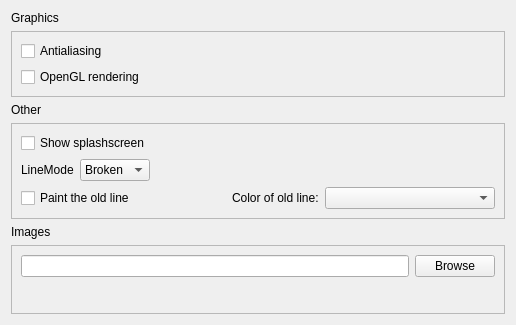
Above: qrgui/dialogs/preferencesPages/miscellaniousPage.ui from qreal/qreal before the change. Below: the same form after it.
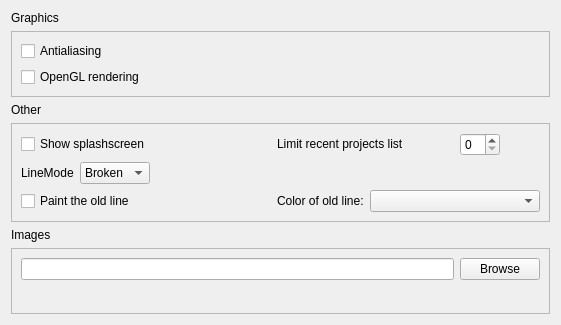
That is the form after the change.

```diff
--- a/qrgui/dialogs/preferencesPages/miscellaniousPage.ui
+++ b/qrgui/dialogs/preferencesPages/miscellaniousPage.ui
@@ -6,7 +6,7 @@
    <rect>
     <x>0</x>
     <y>0</y>
-    <width>516</width>
+    <width>561</width>
     <height>325</height>
    </rect>
   </property>
@@ -149,6 +149,70 @@
         </property>
        </spacer>
       </item>
+      <item row="0" column="2" colspan="2">
+       <layout class="QHBoxLayout" name="horizontalLayout_4">
+        <property name="spacing">
+         <number>5</number>
+        </property>
+        <property name="sizeConstraint">
+         <enum>QLayout::SetDefaultConstraint</enum>
+        </property>
+        <property name="topMargin">
+         <number>0</number>
+        </property>
+        <property name="rightMargin">
+         <number>0</number>
+        </property>
+        <item>
+         <widget class="QLabel" name="label_9">
+          <property name="sizePolicy">
+           <sizepolicy hsizetype="Preferred" vsizetype="Maximum">
+            <horstretch>0</horstretch>
+            <verstretch>0</verstretch>
+           </sizepolicy>
+          </property>
+          <property name="text">
+           <string>Limit recent projects list</string>
+          </property>
+          <property name="wordWrap">
+           <bool>true</bool>
+          </property>
+         </widget>
+        </item>
+        <item>
+         <widget class="QSpinBox" name="recentProjectsLimitSpinBox">
+          <property name="sizePolicy">
+           <sizepolicy hsizetype="Fixed" vsizetype="Fixed">
+            <horstretch>0</horstretch>
+            <verstretch>0</verstretch>
+           </sizepolicy>
+          </property>
+          <property name="maximumSize">
+           <size>
+            <width>40</width>
+            <height>16777215</height>
+           </size>
+          </property>
+         </widget>
+        </item>
+        <item>
+         <spacer name="horizontalSpacer_2">
+          <property name="orientation">
+           <enum>Qt::Horizontal</enum>
+          </property>
+          <property name="sizeType">
+           <enum>QSizePolicy::Maximum</enum>
+          </property>
+          <property name="sizeHint" stdset="0">
+           <size>
+            <width>40</width>
+            <height>20</height>
+           </size>
+          </property>
+         </spacer>
+        </item>
+       </layout>
+      </item>
      </layout>
     </widget>
    </item>
```
